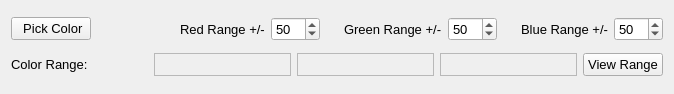
Qt form resources/views/algorithms/ColorRange.ui (crgrove/automated-drone-image-analysis-tool) before a commit.
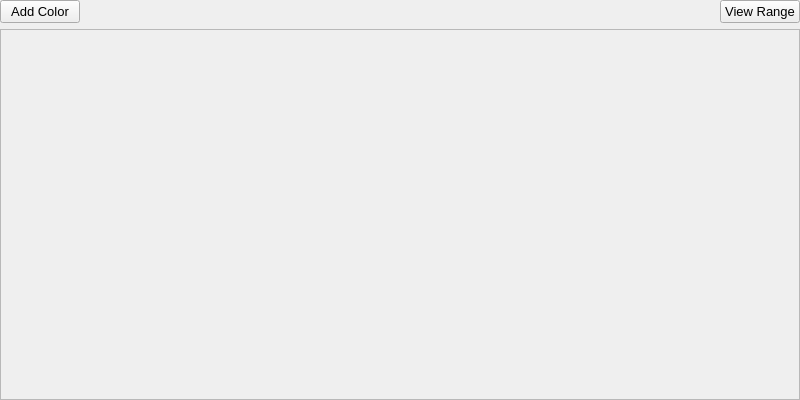
The same form after that commit. Icons and pictures are not drawn.

Patch:
```diff
--- a/resources/views/algorithms/ColorRange.ui
+++ b/resources/views/algorithms/ColorRange.ui
@@ -6,14 +6,29 @@
    <rect>
     <x>0</x>
     <y>0</y>
-    <width>674</width>
-    <height>94</height>
+    <width>800</width>
+    <height>400</height>
    </rect>
   </property>
   <property name="windowTitle">
    <string>Form</string>
   </property>
   <layout class="QVBoxLayout" name="verticalLayout">
+   <property name="spacing">
+    <number>6</number>
+   </property>
+   <property name="leftMargin">
+    <number>0</number>
+   </property>
+   <property name="topMargin">
+    <number>0</number>
+   </property>
+   <property name="rightMargin">
+    <number>0</number>
+   </property>
+   <property name="bottomMargin">
+    <number>0</number>
+   </property>
    <item>
     <layout class="QHBoxLayout" name="ColorSelectionLayout">
      <item>
@@ -34,7 +49,7 @@
 Adjust the +/- range values to capture color variations.</string>
        </property>
        <property name="text">
-        <string> Pick Color</string>
+        <string>Add Color</string>
        </property>
        <property name="icon">
         <iconset resource="../../resources.qrc">
@@ -46,240 +61,19 @@
       </widget>
      </item>
      <item>
-      <spacer name="horizontalSpacer_4">
+      <spacer name="horizontalSpacer">
        <property name="orientation">
         <enum>Qt::Horizontal</enum>
        </property>
        <property name="sizeHint" stdset="0">
         <size>
-         <width>18</width>
+         <width>40</width>
          <height>20</height>
         </size>
        </property>
       </spacer>
      </item>
      <item>
-      <layout class="QHBoxLayout" name="SpinBoxLayout">
-       <item>
-        <widget class="QLabel" name="rSensitivityLabel">
-         <property name="font">
-          <font>
-           <pointsize>10</pointsize>
-          </font>
-         </property>
-         <property name="toolTip">
-          <string>Red channel tolerance for RGB color detection.
-Defines how much variation in the red channel value is acceptable.
-Adjust to allow more or less red color variation.</string>
-         </property>
-         <property name="text">
-          <string>Red Range +/-</string>
-         </property>
-        </widget>
-       </item>
-       <item>
-        <widget class="QSpinBox" name="rRangeSpinBox">
-         <property name="font">
-          <font>
-           <pointsize>10</pointsize>
-          </font>
-         </property>
-         <property name="toolTip">
-          <string>Red channel range tolerance (+/-).
-• Range: 0 to 255
-• Default: 50
-Creates a range around the target red value by adding and subtracting this amount.
-• Lower values: Strict red matching (narrow range)
-• Higher values: Loose red matching (wide range)
-Example: Target red 150, range 50 = detects red values from 100-200.</string>
-         </property>
-         <property name="maximum">
-          <number>255</number>
-         </property>
-         <property name="value">
-          <number>50</number>
-         </property>
-        </widget>
-       </item>
-       <item>
-        <spacer name="horizontalSpacer">
-         <property name="orientation">
-          <enum>Qt::Horizontal</enum>
-         </property>
-         <property name="sizeHint" stdset="0">
-          <size>
-           <width>18</width>
-           <height>20</height>
-          </size>
-         </property>
-        </spacer>
-       </item>
-       <item>
-        <widget class="QLabel" name="gSensitivityLabel">
-         <property name="font">
-          <font>
-           <pointsize>10</pointsize>
-          </font>
-         </property>
-         <property name="toolTip">
-          <string>Green channel tolerance for RGB color detection.
-Defines how much variation in the green channel value is acceptable.
-Adjust to allow more or less green color variation.</string>
-         </property>
-         <property name="text">
-          <string>Green Range +/-</string>
-         </property>
-        </widget>
-       </item>
-       <item>
-        <widget class="QSpinBox" name="gRangeSpinBox">
-         <property name="font">
-          <font>
-           <pointsize>10</pointsize>
-          </font>
-         </property>
-         <property name="toolTip">
-          <string>Green channel range tolerance (+/-).
-• Range: 0 to 255
-• Default: 50
-Creates a range around the target green value by adding and subtracting this amount.
-• Lower values: Strict green matching (narrow range)
-• Higher values: Loose green matching (wide range)
-Example: Target green 100, range 50 = detects green values from 50-150.</string>
-         </property>
-         <property name="maximum">
-          <number>255</number>
-         </property>
-         <property name="value">
-          <number>50</number>
-         </property>
-        </widget>
-       </item>
-       <item>
-        <spacer name="horizontalSpacer_2">
-         <property name="orientation">
-          <enum>Qt::Horizontal</enum>
-         </property>
-         <property name="sizeHint" stdset="0">
-          <size>
-           <width>18</width>
-           <height>20</height>
-          </size>
-         </property>
-        </spacer>
-       </item>
-       <item>
-        <widget class="QLabel" name="bSensitivityLabel">
-         <property name="font">
-          <font>
-           <pointsize>10</pointsize>
-          </font>
-         </property>
-         <property name="toolTip">
-          <string>Blue channel tolerance for RGB color detection.
-Defines how much variation in the blue channel value is acceptable.
-Adjust to allow more or less blue color variation.</string>
-         </property>
-         <property name="text">
-          <string>Blue Range +/-</string>
-         </property>
-        </widget>
-       </item>
-       <item>
-        <widget class="QSpinBox" name="bRangeSpinBox">
-         <property name="font">
-          <font>
-           <pointsize>10</pointsize>
-          </font>
-         </property>
-         <property name="toolTip">
-          <string>Blue channel range tolerance (+/-).
-• Range: 0 to 255
-• Default: 50
-Creates a range around the target blue value by adding and subtracting this amount.
-• Lower values: Strict blue matching (narrow range)
-• Higher values: Loose blue matching (wide range)
-Example: Target blue 80, range 50 = detects blue values from 30-130.</string>
-         </property>
-         <property name="maximum">
-          <number>255</number>
-         </property>
-         <property name="value">
-          <number>50</number>
-         </property>
-        </widget>
-       </item>
-      </layout>
-     </item>
-    </layout>
-   </item>
-   <item>
-    <layout class="QHBoxLayout" name="ColorRangeLayout">
-     <item>
-      <widget class="QLabel" name="colorRangeLabel">
-       <property name="font">
-        <font>
-         <pointsize>10</pointsize>
-        </font>
-       </property>
-       <property name="toolTip">
-        <string>Visual preview of the RGB color detection range.
-Shows the minimum, center, and maximum colors that will be detected.</string>
-       </property>
-       <property name="text">
-        <string>Color Range:</string>
-       </property>
-      </widget>
-     </item>
-     <item>
-      <widget class="QFrame" name="minColor">
-       <property name="whatsThis">
-        <string/>
-       </property>
-       <property name="toolTip">
-        <string>Minimum color in the detection range.
-Shows the darkest/lowest RGB values that will be detected.
-Calculated by subtracting the range values from the target color.</string>
-       </property>
-       <property name="frameShape">
-        <enum>QFrame::StyledPanel</enum>
-       </property>
-       <property name="frameShadow">
-        <enum>QFrame::Raised</enum>
-       </property>
-      </widget>
-     </item>
-     <item>
-      <widget class="QFrame" name="midColor">
-       <property name="toolTip">
-        <string>Center/target color for detection.
-Shows the exact RGB color that was selected.
-This is the middle of your detection range.</string>
-       </property>
-       <property name="frameShape">
-        <enum>QFrame::StyledPanel</enum>
-       </property>
-       <property name="frameShadow">
-        <enum>QFrame::Raised</enum>
-       </property>
-      </widget>
-     </item>
-     <item>
-      <widget class="QFrame" name="maxColor">
-       <property name="toolTip">
-        <string>Maximum color in the detection range.
-Shows the brightest/highest RGB values that will be detected.
-Calculated by adding the range values to the target color.</string>
-       </property>
-       <property name="frameShape">
-        <enum>QFrame::StyledPanel</enum>
-       </property>
-       <property name="frameShadow">
-        <enum>QFrame::Raised</enum>
-       </property>
-      </widget>
-     </item>
-     <item>
       <widget class="QPushButton" name="viewRangeButton">
        <property name="sizePolicy">
         <sizepolicy hsizetype="Maximum" vsizetype="Fixed">
@@ -311,6 +105,46 @@
      </item>
     </layout>
    </item>
+   <item>
+    <widget class="QScrollArea" name="scrollArea">
+     <property name="widgetResizable">
+      <bool>true</bool>
+     </property>
+     <property name="horizontalScrollBarPolicy">
+      <enum>Qt::ScrollBarAlwaysOff</enum>
+     </property>
+     <property name="verticalScrollBarPolicy">
+      <enum>Qt::ScrollBarAsNeeded</enum>
+     </property>
+     <widget class="QWidget" name="scrollAreaWidgetContents">
+      <property name="geometry">
+       <rect>
+        <x>0</x>
+        <y>0</y>
+        <width>798</width>
+        <height>350</height>
+       </rect>
+      </property>
+      <layout class="QVBoxLayout" name="colorsLayout">
+       <property name="spacing">
+        <number>6</number>
+       </property>
+       <property name="leftMargin">
+        <number>0</number>
+       </property>
+       <property name="topMargin">
+        <number>0</number>
+       </property>
+       <property name="rightMargin">
+        <number>0</number>
+       </property>
+       <property name="bottomMargin">
+        <number>0</number>
+       </property>
+      </layout>
+     </widget>
+    </widget>
+   </item>
   </layout>
  </widget>
  <resources>
```
Left out of the diff: 13 changed lines with no effect on the pictures.
